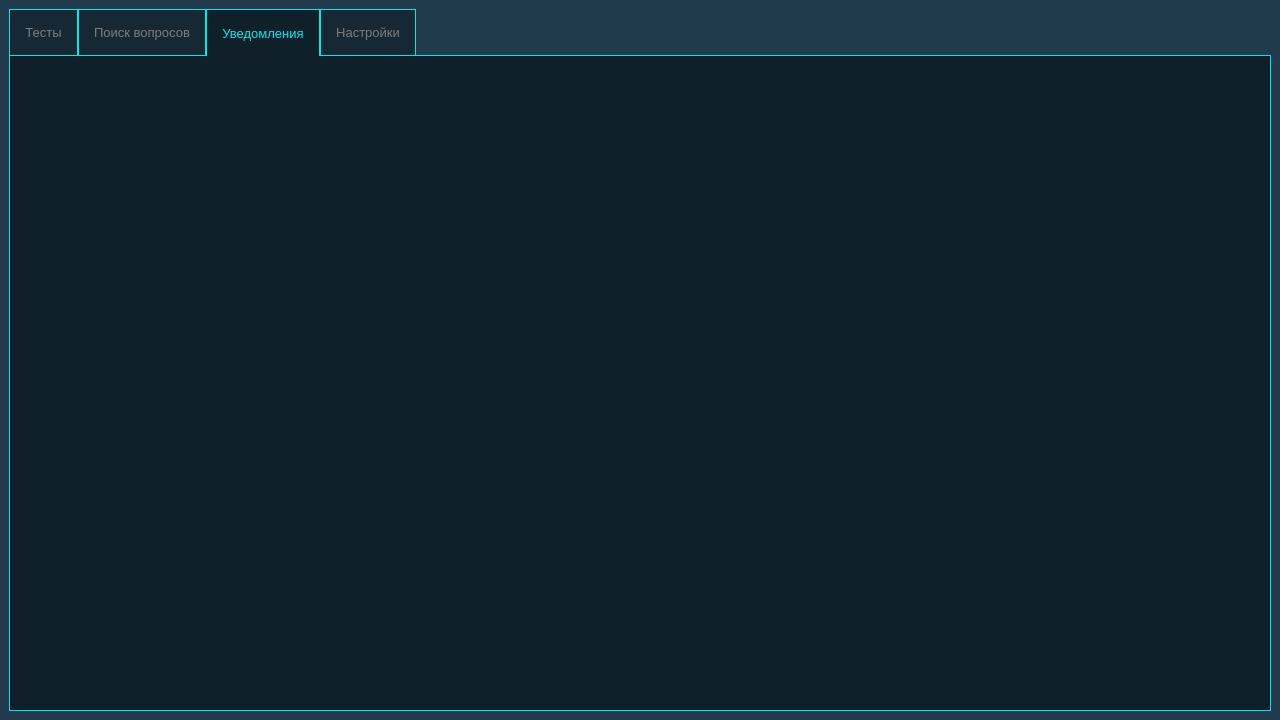
Old version of the form mainwindow.ui in the repository Yarosurafu/ExamHelper.
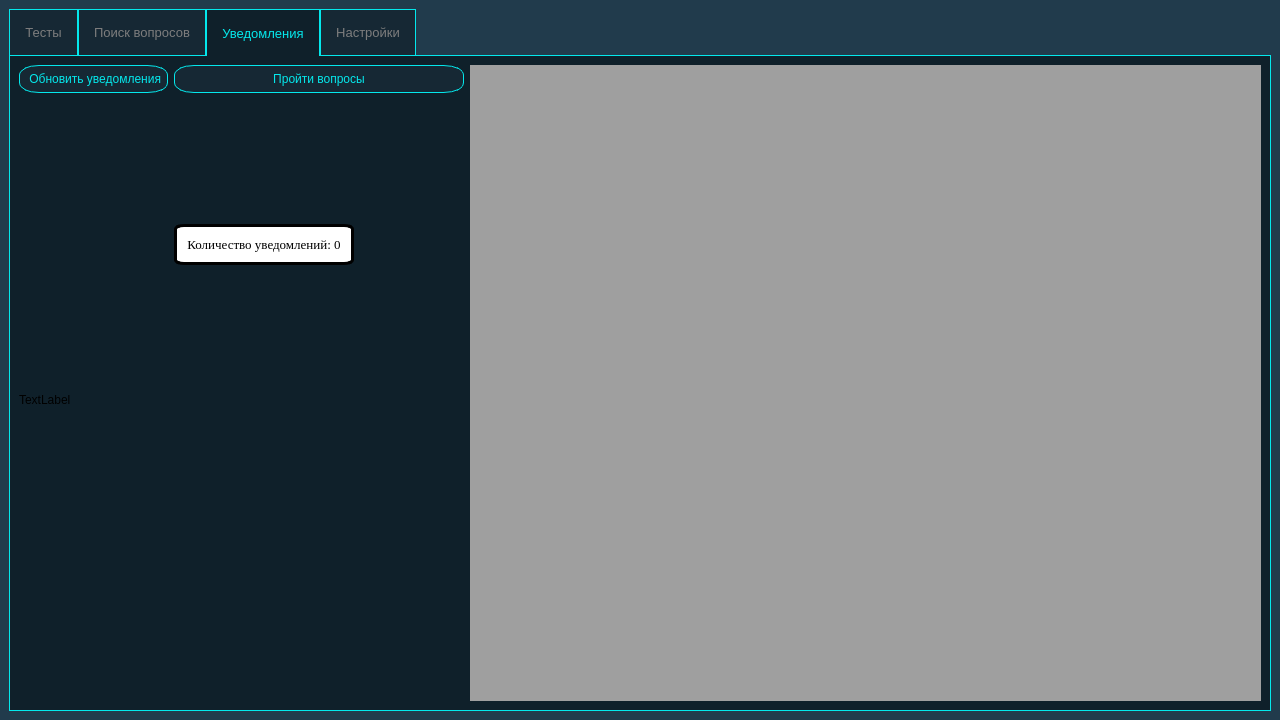
New version of the form. The open tabs and pages were chosen to show the change. Icons and pictures are not drawn.

Commit message: Fixed some bugs with notifications

```diff
--- a/mainwindow.ui
+++ b/mainwindow.ui
@@ -660,6 +660,155 @@
        <attribute name="title">
         <string>Уведомления</string>
        </attribute>
+       <layout class="QGridLayout" name="gridLayout_8">
+        <item row="1" column="6">
+         <spacer name="verticalSpacer_39">
+          <property name="orientation">
+           <enum>Qt::Vertical</enum>
+          </property>
+          <property name="sizeHint" stdset="0">
+           <size>
+            <width>20</width>
+            <height>40</height>
+           </size>
+          </property>
+         </spacer>
+        </item>
+        <item row="1" column="3">
+         <spacer name="verticalSpacer_2">
+          <property name="orientation">
+           <enum>Qt::Vertical</enum>
+          </property>
+          <property name="sizeHint" stdset="0">
+           <size>
+            <width>20</width>
+            <height>40</height>
+           </size>
+          </property>
+         </spacer>
+        </item>
+        <item row="1" column="1" rowspan="4">
+         <widget class="QLabel" name="basya">
+          <property name="text">
+           <string>TextLabel</string>
+          </property>
+         </widget>
+        </item>
+        <item row="1" column="7">
+         <spacer name="verticalSpacer_44">
+          <property name="orientation">
+           <enum>Qt::Vertical</enum>
+          </property>
+          <property name="sizeHint" stdset="0">
+           <size>
+            <width>20</width>
+            <height>40</height>
+           </size>
+          </property>
+         </spacer>
+        </item>
+        <item row="0" column="2" colspan="6">
+         <widget class="QPushButton" name="startNotif">
+          <property name="cursor">
+           <cursorShape>PointingHandCursor</cursorShape>
+          </property>
+          <property name="styleSheet">
+           <string notr="true">QPushButton{	
+	color: rgb(4, 232, 236);
+	background-color: rgb(22, 40, 52);
+	border: 1px solid rgb(4, 232, 236);
+	padding: 6px;
+	border-radius: 20px 10px;
+}
+
+QPushButton:pressed{
+	color: red;
+	border: 1px solid red;
+	border-radius: 20px 10px;
+}</string>
+          </property>
+          <property name="text">
+           <string>Пройти вопросы</string>
+          </property>
+         </widget>
+        </item>
+        <item row="1" column="5">
+         <spacer name="verticalSpacer_37">
+          <property name="orientation">
+           <enum>Qt::Vertical</enum>
+          </property>
+          <property name="sizeHint" stdset="0">
+           <size>
+            <width>20</width>
+            <height>40</height>
+           </size>
+          </property>
+         </spacer>
+        </item>
+        <item row="0" column="1">
+         <widget class="QPushButton" name="refreshNotif">
+          <property name="cursor">
+           <cursorShape>PointingHandCursor</cursorShape>
+          </property>
+          <property name="styleSheet">
+           <string notr="true">QPushButton{	
+	color: rgb(4, 232, 236);
+	background-color: rgb(22, 40, 52);
+	border: 1px solid rgb(4, 232, 236);
+	padding: 6px;
+	border-radius: 20px 10px;
+}
+
+QPushButton:pressed{
+	color: red;
+	border: 1px solid red;
+	border-radius: 20px 10px;
+}</string>
+          </property>
+          <property name="text">
+           <string> Обновить уведомления</string>
+          </property>
+         </widget>
+        </item>
+        <item row="0" column="8" rowspan="5">
+         <widget class="QMdiArea" name="notifArea"/>
+        </item>
+        <item row="1" column="2">
+         <widget class="QPushButton" name="notifButt">
+          <property name="font">
+           <font>
+            <family>Times New Roman</family>
+            <pointsize>10</pointsize>
+           </font>
+          </property>
+          <property name="styleSheet">
+           <string notr="true">QPushButton{	
+	color: black;
+	background-color: white;
+	border: 3px solid black;
+	padding: 10px;
+	border-radius: 10px 5px;
+}</string>
+          </property>
+          <property name="text">
+           <string>Количество уведомлений: 0</string>
+          </property>
+         </widget>
+        </item>
+        <item row="2" column="2">
+         <spacer name="verticalSpacer_3">
+          <property name="orientation">
+           <enum>Qt::Vertical</enum>
+          </property>
+          <property name="sizeHint" stdset="0">
+           <size>
+            <width>20</width>
+            <height>40</height>
+           </size>
+          </property>
+         </spacer>
+        </item>
+       </layout>
       </widget>
       <widget class="QWidget" name="optionsTab">
        <attribute name="title">
```
Left out of the diff: 4 changed lines with no effect on the pictures. The commit also changes 2 other files.
